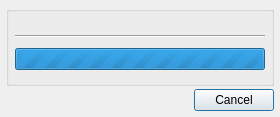
brezerk/q4wine, file src/q4wine-gui/uis/Process.ui: the form before one commit.
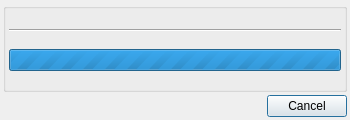
The form after the commit.

```diff
--- a/src/q4wine-gui/uis/Process.ui
+++ b/src/q4wine-gui/uis/Process.ui
@@ -9,8 +9,8 @@
    <rect>
     <x>0</x>
     <y>0</y>
-    <width>280</width>
-    <height>117</height>
+    <width>350</width>
+    <height>120</height>
    </rect>
   </property>
   <property name="windowTitle">
@@ -24,7 +24,7 @@
   </property>
   <layout class="QGridLayout">
    <property name="margin">
-    <number>6</number>
+    <number>3</number>
    </property>
    <property name="spacing">
     <number>3</number>
@@ -39,7 +39,7 @@
        <number>3</number>
       </property>
       <property name="margin">
-       <number>6</number>
+       <number>3</number>
       </property>
       <item>
        <widget class="QLabel" name="lblInfo">
```
